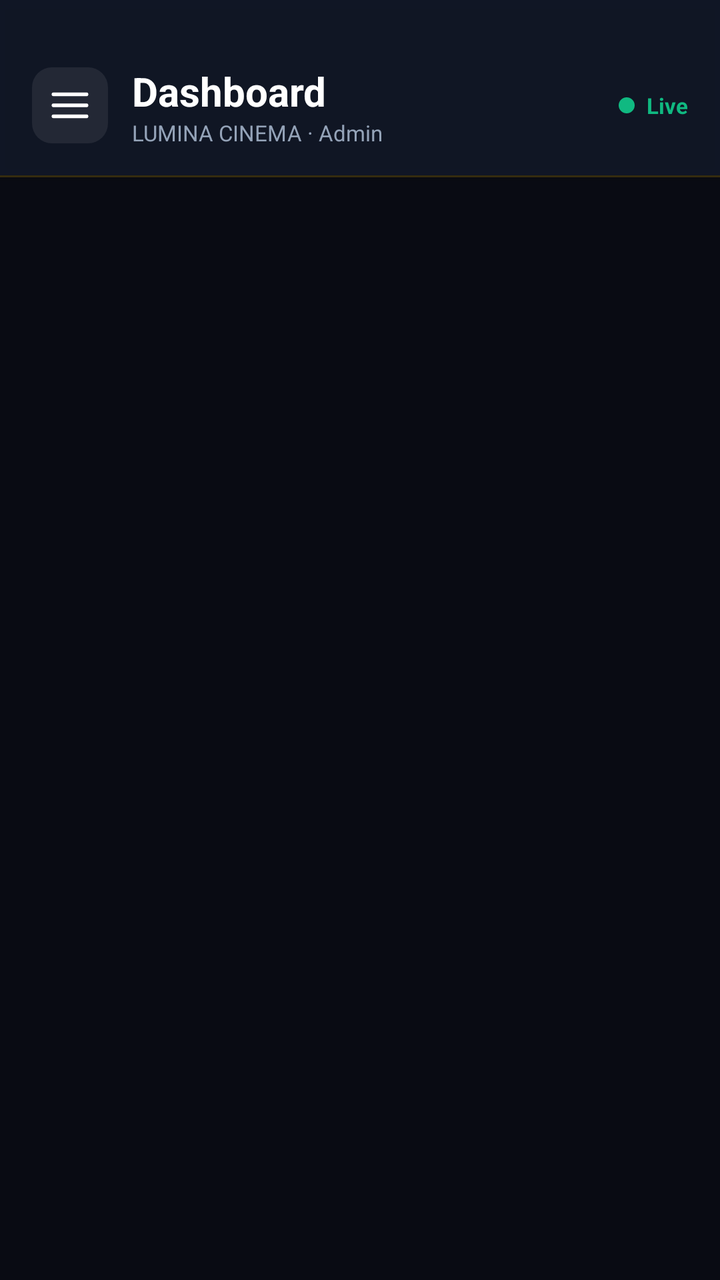
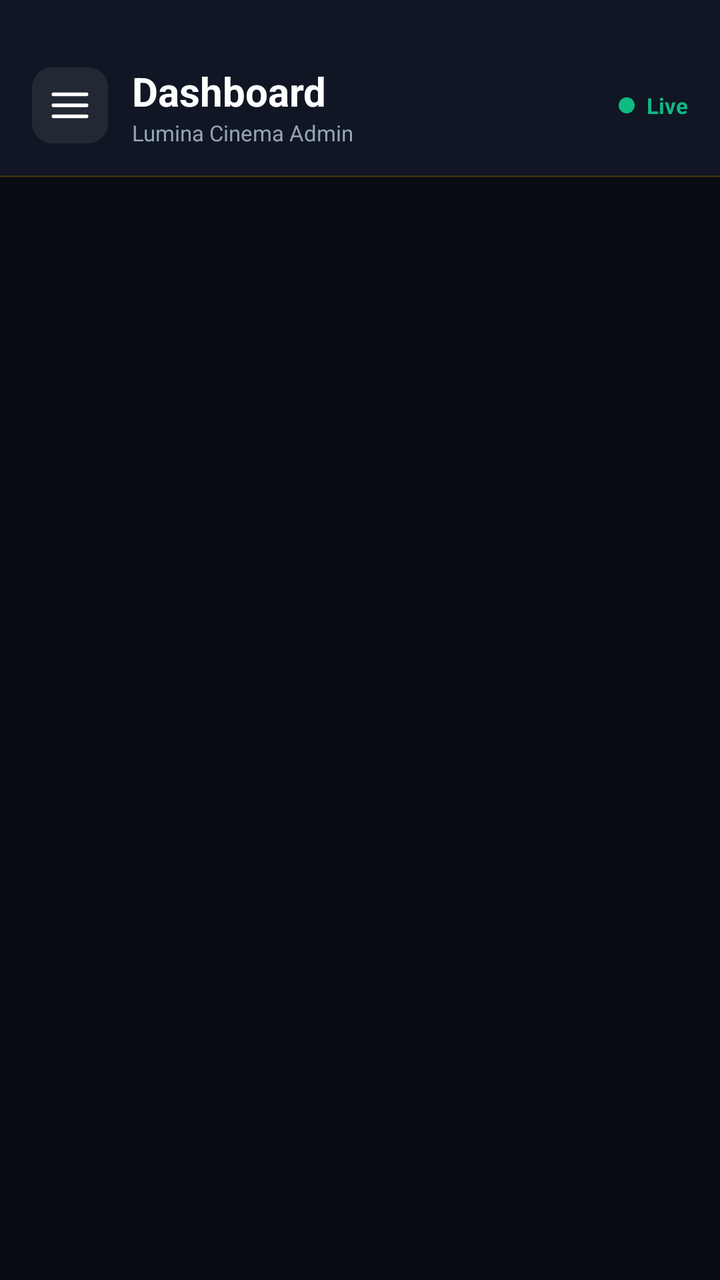

An Android layout rendered at two revisions. The XML below is the earlier revision; the diff shows what the commit changed to produce the second picture.
<!-- AndroidManifest.xml: activity theme Theme.Moviebookingapp -->
<!-- res/layout/activity_admin.xml -->
<?xml version="1.0" encoding="utf-8"?>
<androidx.drawerlayout.widget.DrawerLayout xmlns:android="http://schemas.android.com/apk/res/android"
    xmlns:app="http://schemas.android.com/apk/res-auto"
    xmlns:tools="http://schemas.android.com/tools"
    android:id="@+id/drawerLayout"
    android:layout_width="match_parent"
    android:layout_height="match_parent"
    android:background="@color/admin_bg"
    tools:context=".view.activity.AdminActivity">

    
    <LinearLayout
        android:layout_width="match_parent"
        android:layout_height="match_parent"
        android:orientation="vertical">

        
        <LinearLayout
            android:layout_width="match_parent"
            android:layout_height="wrap_content"
            android:background="@color/admin_header_bg"
            android:orientation="horizontal"
            android:paddingHorizontal="16dp"
            android:paddingTop="32dp"
            android:paddingBottom="14dp"
            android:gravity="center_vertical"
            android:elevation="4dp">

            <ImageView
                android:id="@+id/ivMenu"
                android:layout_width="38dp"
                android:layout_height="38dp"
                android:background="@drawable/bg_icon_button"
                android:padding="8dp"
                android:src="@drawable/ic_menu"
                app:tint="@color/white" />

            <LinearLayout
                android:layout_width="0dp"
                android:layout_height="wrap_content"
                android:layout_weight="1"
                android:layout_marginStart="12dp"
                android:orientation="vertical">

                <TextView
                    android:id="@+id/tvHeaderTitle"
                    android:layout_width="wrap_content"
                    android:layout_height="wrap_content"
                    android:text="Dashboard"
                    android:textColor="@color/white"
                    android:textSize="20sp"
                    android:textStyle="bold" />

                <TextView
                    android:layout_width="wrap_content"
                    android:layout_height="wrap_content"
                    android:text="LUMINA CINEMA · Admin"
                    android:textColor="@color/admin_text_secondary"
                    android:textSize="11sp" />
            </LinearLayout>

            
            <LinearLayout
                android:layout_width="wrap_content"
                android:layout_height="wrap_content"
                android:gravity="center_vertical">
                <View
                    android:layout_width="8dp"
                    android:layout_height="8dp"
                    android:background="@drawable/bg_circle_green" />
                <TextView
                    android:layout_width="wrap_content"
                    android:layout_height="wrap_content"
                    android:layout_marginStart="6dp"
                    android:text="Live"
                    android:textColor="@color/admin_live_indicator"
                    android:textSize="11sp"
                    android:textStyle="bold" />
            </LinearLayout>
        </LinearLayout>

        <View
            android:layout_width="match_parent"
            android:layout_height="1dp"
            android:background="@color/admin_gold_transparent" />

        
        <FrameLayout
            android:id="@+id/fragmentContainer"
            android:layout_width="match_parent"
            android:layout_height="match_parent" />
    </LinearLayout>

    
    <com.google.android.material.navigation.NavigationView
        android:id="@+id/navigationView"
        android:layout_width="280dp"
        android:layout_height="match_parent"
        android:layout_gravity="start"
        android:background="@color/admin_drawer_bg"
        app:headerLayout="@layout/nav_admin_header"
        app:menu="@menu/admin_drawer_menu"
        app:itemTextColor="@color/admin_drawer_item_text"
        app:itemIconTint="@color/admin_drawer_item_text"
        app:itemBackground="@drawable/bg_nav_item" />

</androidx.drawerlayout.widget.DrawerLayout>
<!-- res/layout/nav_admin_header.xml (included above) -->
<?xml version="1.0" encoding="utf-8"?>
<LinearLayout xmlns:android="http://schemas.android.com/apk/res/android"
    android:layout_width="match_parent"
    android:layout_height="wrap_content"
    android:orientation="vertical"
    android:padding="20dp"
    android:background="@drawable/bg_bottom_border">

    <LinearLayout
        android:layout_width="match_parent"
        android:layout_height="wrap_content"
        android:orientation="horizontal"
        android:gravity="center_vertical"
        android:layout_marginTop="32dp">

        <FrameLayout
            android:layout_width="36dp"
            android:layout_height="36dp"
            android:background="@drawable/bg_logo_icon">
            <ImageView
                android:layout_width="18dp"
                android:layout_height="18dp"
                android:layout_gravity="center"
                android:src="@android:drawable/ic_menu_camera" />
        </FrameLayout>

        <LinearLayout
            android:layout_width="wrap_content"
            android:layout_height="wrap_content"
            android:layout_marginStart="10dp"
            android:orientation="vertical">

            <TextView
                android:layout_width="wrap_content"
                android:layout_height="wrap_content"
                android:text="LUMINA"
                android:textColor="@color/gold_selected"
                android:textSize="16sp"
                android:textStyle="bold" />

            <TextView
                android:layout_width="wrap_content"
                android:layout_height="wrap_content"
                android:text="ADMIN CONSOLE"
                android:textColor="@color/admin_text_secondary"
                android:textSize="10sp"
                android:letterSpacing="0.15" />
        </LinearLayout>
    </LinearLayout>

</LinearLayout>
<!-- resources referenced by this layout -->
<resources>
  <color name="admin_bg">#090B13</color>
  <color name="admin_drawer_bg">#0d1120</color>
  <color name="admin_drawer_item_text">#CBD5E1</color>
  <color name="admin_gold_transparent">#33FFC107</color>
  <color name="admin_header_bg">#E6111827</color>
  <color name="admin_live_indicator">#10b981</color>
  <color name="admin_text_secondary">#94A3B8</color>
  <color name="gold_selected">#F5C518</color>
  <color name="white">#FFFFFFFF</color>
  <!-- drawable bg_bottom_border (drawable) -->
  <?xml version="1.0" encoding="utf-8"?>
  <layer-list xmlns:android="http://schemas.android.com/apk/res/android">
      <item android:bottom="1dp">
          <shape android:shape="rectangle">
              <solid android:color="@color/admin_drawer_bg" />
          </shape>
      </item>
      <item android:top="0dp" android:left="0dp" android:right="0dp">
          <shape android:shape="rectangle">
              <solid android:color="@color/white_transparent_10" />
          </shape>
      </item>
  </layer-list>
  <!-- drawable bg_circle_green (drawable) -->
  <?xml version="1.0" encoding="utf-8"?>
  <shape xmlns:android="http://schemas.android.com/apk/res/android"
      android:shape="oval">
      <solid android:color="@color/admin_live_indicator" />
  </shape>
  <!-- drawable bg_icon_button (drawable) -->
  <?xml version="1.0" encoding="utf-8"?>
  <shape xmlns:android="http://schemas.android.com/apk/res/android"
      android:shape="rectangle">
      <solid android:color="@color/white_transparent_08" />
      <corners android:radius="10dp" />
  </shape>
  <!-- drawable bg_logo_icon (drawable) -->
  <?xml version="1.0" encoding="utf-8"?>
  <shape xmlns:android="http://schemas.android.com/apk/res/android"
      android:shape="rectangle">
      <solid android:color="@color/admin_gold_transparent" />
      <corners android:radius="12dp" />
  </shape>
  <!-- drawable bg_nav_item (drawable) -->
  <?xml version="1.0" encoding="utf-8"?>
  <selector xmlns:android="http://schemas.android.com/apk/res/android">
      <item android:state_checked="true">
          <shape android:shape="rectangle">
              <solid android:color="@color/white_transparent_10" />
              <stroke android:width="1dp" android:color="@color/admin_gold_transparent" />
              <corners android:radius="12dp" />
          </shape>
      </item>
      <item>
          <shape android:shape="rectangle">
              <solid android:color="@android:color/transparent" />
              <corners android:radius="12dp" />
          </shape>
      </item>
  </selector>
  <!-- drawable ic_menu (drawable) -->
  <vector xmlns:android="http://schemas.android.com/apk/res/android"
      android:width="24dp"
      android:height="24dp"
      android:viewportWidth="24"
      android:viewportHeight="24">
    <path
        android:pathData="M3,12h18M3,6h18M3,18h18"
        android:strokeLineJoin="round"
        android:strokeWidth="2"
        android:fillColor="#00000000"
        android:strokeColor="#FFFFFF"
        android:strokeLineCap="round"/>
  </vector>
  <style name="Theme.Moviebookingapp" parent="Base.Theme.Moviebookingapp" />
  <color name="white_transparent_10">#1AFFFFFF</color>
  <color name="white_transparent_08">#14FFFFFF</color>
  <style name="Base.Theme.Moviebookingapp" parent="Theme.Material3.DayNight.NoActionBar">
          <item name="colorPrimary">@color/yellow</item>
          <item name="android:windowBackground">@color/background_black</item>
          <item name="android:statusBarColor">@color/background_black</item>
      </style>
  <color name="yellow">#FFC107</color>
  <color name="background_black">#FF000000</color>
</resources>

<!-- the commit's change to res/layout/activity_admin.xml (unified diff, before → after) -->
@@ -46,7 +46,7 @@
                     android:id="@+id/tvHeaderTitle"
                     android:layout_width="wrap_content"
                     android:layout_height="wrap_content"
-                    android:text="Dashboard"
+                    android:text="@string/auto_str_dashboard"
                     android:textColor="@color/white"
                     android:textSize="20sp"
                     android:textStyle="bold" />
@@ -54,7 +54,7 @@
                 <TextView
                     android:layout_width="wrap_content"
                     android:layout_height="wrap_content"
-                    android:text="LUMINA CINEMA · Admin"
+                    android:text="@string/auto_str_lumina_cinema_admin"
                     android:textColor="@color/admin_text_secondary"
                     android:textSize="11sp" />
             </LinearLayout>
@@ -72,7 +72,7 @@
                     android:layout_width="wrap_content"
                     android:layout_height="wrap_content"
                     android:layout_marginStart="6dp"
-                    android:text="Live"
+                    android:text="@string/auto_str_live"
                     android:textColor="@color/admin_live_indicator"
                     android:textSize="11sp"
                     android:textStyle="bold" />
@@ -141,7 +141,7 @@
             <TextView
                 android:layout_width="wrap_content"
                 android:layout_height="wrap_content"
-                android:text="LUMINA"
+                android:text="@string/auto_str_lumina"
                 android:textColor="@color/gold_selected"
                 android:textSize="16sp"
                 android:textStyle="bold" />
@@ -149,7 +149,7 @@
             <TextView
                 android:layout_width="wrap_content"
                 android:layout_height="wrap_content"
-                android:text="ADMIN CONSOLE"
+                android:text="@string/auto_str_admin_console"
                 android:textColor="@color/admin_text_secondary"
                 android:textSize="10sp"
                 android:letterSpacing="0.15" />
<!-- resource entries referenced after the edit -->
@@ -74,6 +74,11 @@
         android:strokeColor="#FFFFFF"
         android:strokeLineCap="round"/>
   </vector>
+  <string name="auto_str_admin_console">ADMIN CONSOLE</string>
+  <string name="auto_str_dashboard">Dashboard</string>
+  <string name="auto_str_live">Live</string>
+  <string name="auto_str_lumina">LUMINA</string>
+  <string name="auto_str_lumina_cinema_admin">Lumina Cinema Admin</string>
   <style name="Theme.Moviebookingapp" parent="Base.Theme.Moviebookingapp" />
   <color name="white_transparent_10">#1AFFFFFF</color>
   <color name="white_transparent_08">#14FFFFFF</color>
